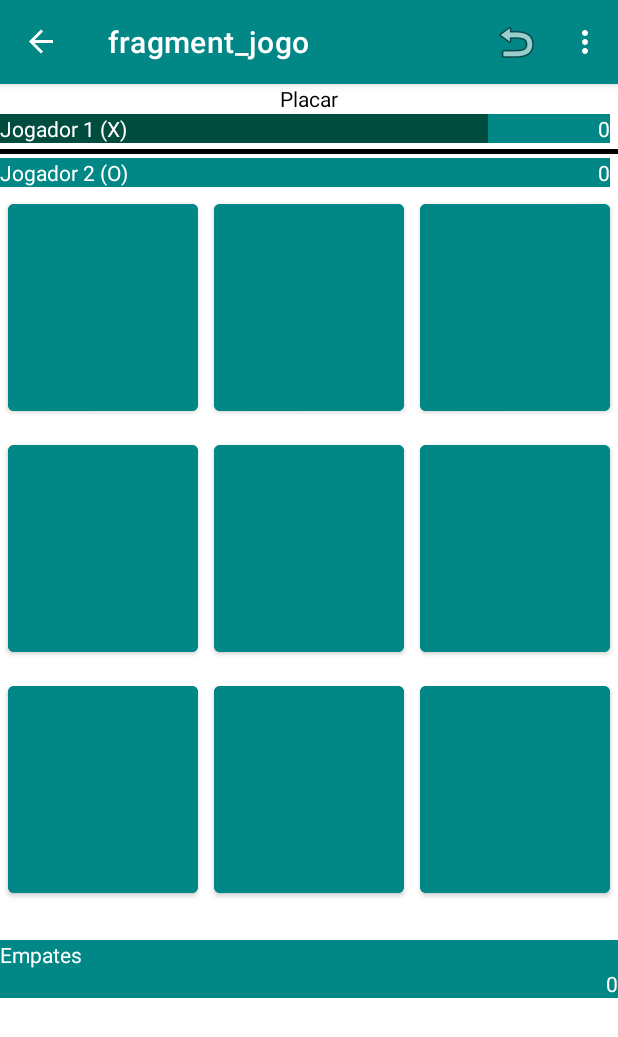
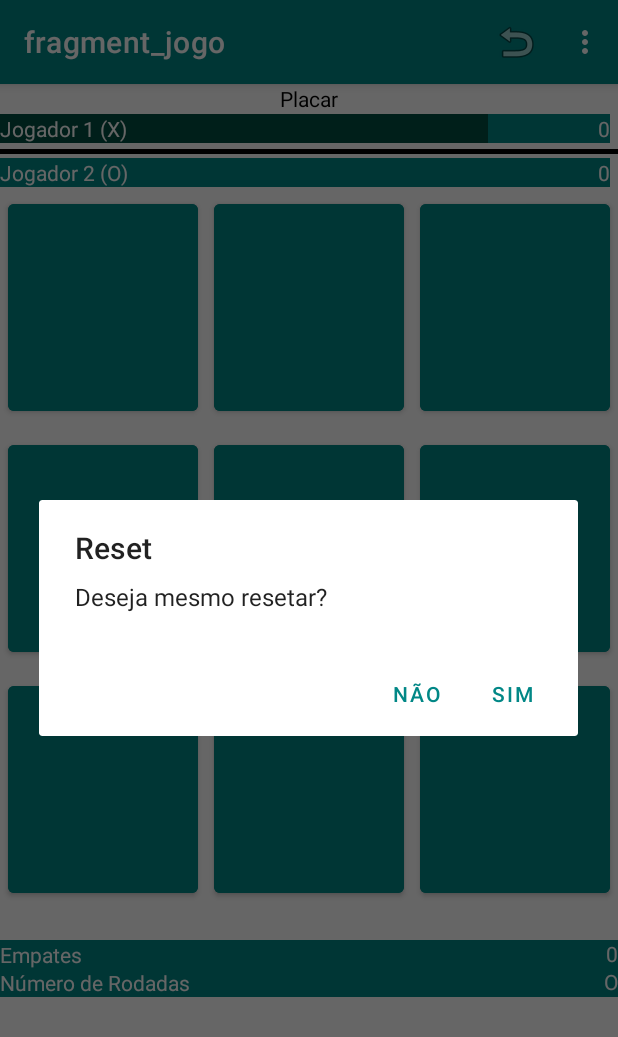
Before and after one commit to BrunoViniciuszk/JogoDaVelhaApp, an Android app: the FragmentJogo screen opened through its navigation route, after a tap on "Zerar o placar", on a phone screen of 412 x 824 dp. Shown: the top 1037 px of the screen. Run offline under Robolectric (Android 15) with nearby library versions, the phone set to English and light mode, and no system bars; our stand-ins replace navigation-ui.

Commit message:
quarto commit

```diff
--- a/app/src/main/java/br/senai/sp/cotia/myapplication/fragment/FragmentInicio.java
+++ b/app/src/main/java/br/senai/sp/cotia/myapplication/fragment/FragmentInicio.java
@@ -8,6 +8,7 @@ import android.widget.Button;
 
 import androidx.annotation.NonNull;
 import androidx.annotation.Nullable;
+import androidx.appcompat.app.AppCompatActivity;
 import androidx.fragment.app.Fragment;
 import androidx.navigation.fragment.NavHostFragment;
 
@@ -31,4 +32,13 @@ public class FragmentInicio extends Fragment {
         return binding.getRoot();
     }
 
+    @Override
+    public void onStart() {
+        super.onStart();
+        // para sumir com a a toolbar
+        // pegar uma referencia do tipo AppCompatActivity
+        AppCompatActivity minhaActivity = (AppCompatActivity) getActivity();
+        // oculta a actionBar
+        minhaActivity.getSupportActionBar().hide();
+    }
 }
--- a/app/src/main/java/br/senai/sp/cotia/myapplication/fragment/FragmentJogo.java
+++ b/app/src/main/java/br/senai/sp/cotia/myapplication/fragment/FragmentJogo.java
@@ -1,14 +1,15 @@
 package br.senai.sp.cotia.myapplication.fragment;
 
+import android.content.DialogInterface;
 import android.graphics.Color;
 import android.os.Bundle;
 
 import androidx.annotation.NonNull;
+import androidx.appcompat.app.AlertDialog;
+import androidx.appcompat.app.AppCompatActivity;
 import androidx.fragment.app.Fragment;
 import androidx.navigation.fragment.NavHostFragment;
 
-import android.renderscript.ScriptGroup;
-import android.util.Log;
 import android.view.LayoutInflater;
 import android.view.Menu;
 import android.view.MenuInflater;
@@ -35,7 +36,7 @@ public class FragmentJogo extends Fragment {
     // variavel que representa o tabuleiro
     private String[][] tabuleiro;
     // variavel para os simbolos
-    private String simbJog1, simbJog2, simbolo;
+    private String simbJog1, simbJog2, simbolo, rodadas;
     // variavel random para sortear quem começa
     private Random random;
     // variavel da joagada
@@ -44,6 +45,7 @@ public class FragmentJogo extends Fragment {
     private int placarJog1=0;
     private int placarJog2=0;
     private int placarVelha=0;
+    private AlertDialog alerta;
 
     @Override
     public View onCreateView(LayoutInflater inflater, ViewGroup container,
@@ -85,16 +87,51 @@ public class FragmentJogo extends Fragment {
         //define os simbolos dos jogadores
         simbJog1 = PrefsUtil.getSimboloJog1(getContext());
         simbJog2 = PrefsUtil.getSimboloJog2(getContext());
+        rodadas = PrefsUtil.numeroRodadas(getContext());
+
 
         // altera o simbolo do jogador no placar
         binding.jogador1.setText(getResources().getString(R.string.jog_1, simbJog1));
         binding.jogador2.setText(getResources().getString(R.string.jog_2, simbJog2));
+        binding.placarNum.setText(rodadas);
 
         // sorteia quem inicia o jogo
         sorteia();
 
         // atualizar vez
         atualizaVez();
+
+        //Cria o gerador do AlertDialog
+        AlertDialog.Builder builder = new AlertDialog.Builder(getActivity());
+
+        //define o titulo
+        builder.setTitle("Reset");
+
+        //define a mensagem
+        builder.setMessage("Deseja mesmo resetar?");
+
+        //define um botão como positivo
+        builder.setPositiveButton("Sim", new DialogInterface.OnClickListener() {
+            public void onClick(DialogInterface arg0, int arg1) {
+                    placarJog1 = 0;
+                    placarJog2 = 0;
+                    placarVelha = 0;
+                    resetar();
+                    atualizarPlacar();
+            }
+        });
+
+        //define um botão como negativo.
+        builder.setNegativeButton("Não", new DialogInterface.OnClickListener() {
+            public void onClick(DialogInterface arg0, int arg1) {
+                arg0.cancel();
+            }
+        });
+
+        //cria o AlertDialog
+        alerta = builder.create();
+
+
 
         // retorna a view do Fragment
         return  binding.getRoot();
@@ -180,15 +217,14 @@ public class FragmentJogo extends Fragment {
         switch (item.getItemId()){
             // caso tenha clicado no resetar
             case R.id.menu_resetar:
-                placarJog1 = 0;
-                placarJog2 = 0;
-                placarVelha = 0;
-                resetar();
-                atualizarPlacar();
+                alerta.show();
                 break;
             // caso tenha clicado no preferencias
             case R.id.menu_pref:
                 NavHostFragment.findNavController(FragmentJogo.this).navigate(R.id.action_fragmentJogo_to_prefFragment);
+                break;
+            case R.id.menu_inicio:
+                NavHostFragment.findNavController(FragmentJogo.this).navigate(R.id.action_fragmentJogo_to_fragmentInicio);
                 break;
         }
 
@@ -229,6 +265,7 @@ public class FragmentJogo extends Fragment {
             }else {
                 placarJog2++;
             }
+            minimoChance(rodadas);
             // atualiza placar
             atualizarPlacar();
             // resetar tabuleiro
@@ -256,4 +293,34 @@ public class FragmentJogo extends Fragment {
 
 
     };
+
+    private void minimoChance(String rodadas) {
+
+        int rod = Integer.parseInt(rodadas);
+        double metade;
+        metade = rod / 2.0;
+        if (placarJog1 > metade) {
+
+            Toast.makeText(getContext(), R.string.jogo, Toast.LENGTH_LONG).show();
+        } else if (placarJog2 > metade) {
+
+            Toast.makeText(getContext(), R.string.jogo, Toast.LENGTH_LONG).show();
+        } else {
+
+            atualizaVez();
+        }
+
+    }
+
+    @Override
+    public void onStart() {
+        super.onStart();
+        // para sumir com a a toolbar
+        // pegar uma referencia do tipo AppCompatActivity
+        AppCompatActivity minhaActivity = (AppCompatActivity) getActivity();
+        // oculta a actionBar
+        minhaActivity.getSupportActionBar().show();
+        // retira o botao de voltar
+        minhaActivity.getSupportActionBar().setDisplayHomeAsUpEnabled(false);
+    }
 }
--- a/app/src/main/java/br/senai/sp/cotia/myapplication/util/PrefsUtil.java
+++ b/app/src/main/java/br/senai/sp/cotia/myapplication/util/PrefsUtil.java
@@ -15,6 +15,11 @@ public class PrefsUtil {
         return preferences.getString("simbolo_jog_2","O");
     }
 
+    public static String numeroRodadas(Context context) {
+        SharedPreferences preferences = PreferenceManager.getDefaultSharedPreferences(context);
+        return preferences.getString("numRodadas","O");
+    }
+
     public void salvarSimboloJog1(String simbolo, Context context) {
         SharedPreferences preferences = PreferenceManager.getDefaultSharedPreferences(context);
         SharedPreferences.Editor editor = preferences.edit();
--- a/app/src/main/res/layout/fragment_jogo.xml
+++ b/app/src/main/res/layout/fragment_jogo.xml
@@ -209,11 +209,37 @@
             android:id="@+id/placar_velha"
             android:layout_width="0dp"
             android:layout_height="wrap_content"
-            android:layout_marginTop="0dp"
+            android:layout_marginTop="-20dp"
             android:layout_marginEnd="0dp"
             android:layout_weight="2"
+            android:text="@string/placar_empate"
+            android:textAlignment="textEnd"
+            android:textColor="@color/white"
+            tools:ignore="TextContrastCheck">
+
+        </TextView>
+
+        <TextView
+            android:id="@+id/numRodadas"
+            android:layout_width="0dp"
+            android:layout_height="wrap_content"
+            android:layout_marginTop="0dp"
+            android:layout_weight="8"
             android:background="@color/teal_700"
-            android:text="@string/placar_empate"
+            android:text="@string/numRodadas"
+            android:textColor="@color/white"
+            tools:ignore="TextContrastCheck">
+
+        </TextView>
+
+        <TextView
+            android:id="@+id/placar_num"
+            android:layout_width="0dp"
+            android:layout_height="wrap_content"
+            android:layout_marginTop="-20dp"
+            android:layout_marginEnd="0dp"
+            android:layout_weight="2"
+            android:text="@string/c"
             android:textAlignment="textEnd"
             android:textColor="@color/white"
             tools:ignore="TextContrastCheck">
--- a/app/src/main/res/values/strings.xml
+++ b/app/src/main/res/values/strings.xml
@@ -4,6 +4,9 @@
     <string name="jog_1">Jogador 1 (%1$s)</string>
     <string name="jog_2">Jogador 2 (%1$s)</string>
     <string name="placar">Placar</string>
+    <string name="c">(%1$s)</string>
+    <string name="numRodadas">Número de Rodadas</string>
+    <string name="jogo">Ganhou o Jogo!!</string>
     <string name="placar_x">0</string>
     <string name="placar_O">0</string>
     <string name="placar_empate">0</string>
@@ -17,8 +20,10 @@
     <string name="qtd_velha">Empates</string>
     <string name="titulo_1">Simbolo do Jogador 1</string>
     <string name="titulo_2">Simbolo do Jogador 2</string>
+    <string name="titulo_3">Número de Rodadas</string>
     <string name="sumario_1">Escolha o simbolo do Jogador 1</string>
     <string name="sumario_2">Escolha o simbolo do Jogador 2</string>
+    <string name="sumario_3">Escolha o número de rodadas</string>
     <string name="titulo_game">Jogo da Velha TOP!</string>
     <string name="bt_frase">Jogar</string>
 </resources>
--- a/app/src/main/res/xml/preferences.xml
+++ b/app/src/main/res/xml/preferences.xml
@@ -11,4 +11,10 @@
         android:title="@string/titulo_2"
         android:summary="@string/sumario_2"
         />
+
+    <androidx.preference.EditTextPreference
+        android:key="numRodadas"
+        android:title="@string/titulo_3"
+        android:summary="@string/sumario_3"
+        />
 </androidx.preference.PreferenceScreen>
```
